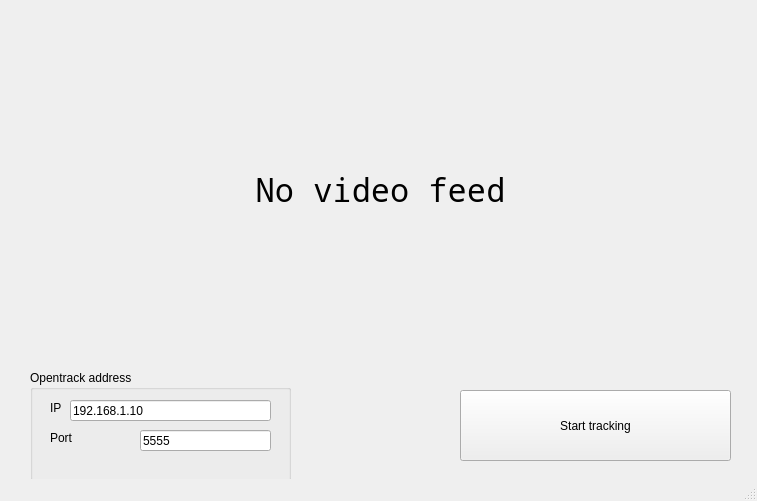
This is Client/src/view/MainWindow.ui in AIRLegend/aitrack as Qt 5 draws it before an edit. The edited form follows.
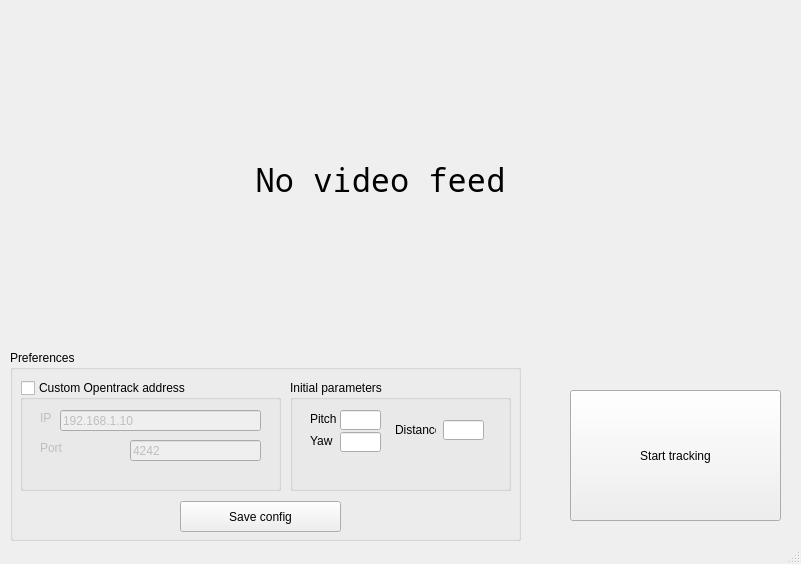
This is the edited form.

Diff of the .ui file:
```diff
--- a/Client/src/view/MainWindow.ui
+++ b/Client/src/view/MainWindow.ui
@@ -6,8 +6,8 @@
    <rect>
     <x>0</x>
     <y>0</y>
-    <width>757</width>
-    <height>501</height>
+    <width>801</width>
+    <height>564</height>
    </rect>
   </property>
   <property name="sizePolicy">
@@ -24,86 +24,21 @@
   </property>
   <property name="maximumSize">
    <size>
-    <width>757</width>
-    <height>501</height>
+    <width>804</width>
+    <height>800</height>
    </size>
   </property>
   <property name="windowTitle">
    <string>AITrack</string>
   </property>
   <widget class="QWidget" name="centralwidget">
-   <widget class="QGroupBox" name="sendGruoupbox">
-    <property name="geometry">
-     <rect>
-      <x>30</x>
-      <y>370</y>
-      <width>261</width>
-      <height>111</height>
-     </rect>
-    </property>
-    <property name="title">
-     <string>Opentrack address</string>
-    </property>
-    <widget class="QLineEdit" name="ipField">
-     <property name="geometry">
-      <rect>
-       <x>40</x>
-       <y>30</y>
-       <width>201</width>
-       <height>21</height>
-      </rect>
-     </property>
-     <property name="text">
-      <string>192.168.1.10</string>
-     </property>
-    </widget>
-    <widget class="QLabel" name="label">
-     <property name="geometry">
-      <rect>
-       <x>20</x>
-       <y>30</y>
-       <width>21</width>
-       <height>16</height>
-      </rect>
-     </property>
-     <property name="text">
-      <string>IP</string>
-     </property>
-    </widget>
-    <widget class="QLabel" name="label_2">
-     <property name="geometry">
-      <rect>
-       <x>20</x>
-       <y>60</y>
-       <width>81</width>
-       <height>16</height>
-      </rect>
-     </property>
-     <property name="text">
-      <string>Port</string>
-     </property>
-    </widget>
-    <widget class="QLineEdit" name="portField">
-     <property name="geometry">
-      <rect>
-       <x>110</x>
-       <y>60</y>
-       <width>131</width>
-       <height>21</height>
-      </rect>
-     </property>
-     <property name="text">
-      <string>5555</string>
-     </property>
-    </widget>
-   </widget>
    <widget class="QPushButton" name="trackBtn">
     <property name="geometry">
      <rect>
-      <x>460</x>
+      <x>570</x>
       <y>390</y>
-      <width>271</width>
-      <height>71</height>
+      <width>211</width>
+      <height>131</height>
      </rect>
     </property>
     <property name="sizePolicy">
@@ -120,7 +55,7 @@
     <property name="geometry">
      <rect>
       <x>190</x>
-      <y>40</y>
+      <y>30</y>
       <width>381</width>
       <height>301</height>
      </rect>
@@ -141,6 +76,212 @@
      <set>Qt::AlignCenter</set>
     </property>
    </widget>
+   <widget class="QGroupBox" name="prefsGroupbox">
+    <property name="geometry">
+     <rect>
+      <x>10</x>
+      <y>350</y>
+      <width>511</width>
+      <height>191</height>
+     </rect>
+    </property>
+    <property name="title">
+     <string>Preferences</string>
+    </property>
+    <widget class="QGroupBox" name="sendGroupbox">
+     <property name="enabled">
+      <bool>true</bool>
+     </property>
+     <property name="geometry">
+      <rect>
+       <x>10</x>
+       <y>30</y>
+       <width>261</width>
+       <height>111</height>
+      </rect>
+     </property>
+     <property name="title">
+      <string>Custom Opentrack address</string>
+     </property>
+     <property name="checkable">
+      <bool>true</bool>
+     </property>
+     <property name="checked">
+      <bool>false</bool>
+     </property>
+     <widget class="QLineEdit" name="ipField">
+      <property name="geometry">
+       <rect>
+        <x>40</x>
+        <y>30</y>
+        <width>201</width>
+        <height>21</height>
+       </rect>
+      </property>
+      <property name="acceptDrops">
+       <bool>false</bool>
+      </property>
+      <property name="toolTip">
+       <string>&lt;html&gt;&lt;head/&gt;&lt;body&gt;&lt;p&gt;IP address where Opentrack is running. Leave empty for using local PC IP address.&lt;/p&gt;&lt;/body&gt;&lt;/html&gt;</string>
+      </property>
+      <property name="whatsThis">
+       <string>asadf</string>
+      </property>
+      <property name="text">
+       <string>192.168.1.10</string>
+      </property>
+     </widget>
+     <widget class="QLabel" name="label">
+      <property name="geometry">
+       <rect>
+        <x>20</x>
+        <y>30</y>
+        <width>21</width>
+        <height>16</height>
+       </rect>
+      </property>
+      <property name="text">
+       <string>IP</string>
+      </property>
+     </widget>
+     <widget class="QLabel" name="label_2">
+      <property name="geometry">
+       <rect>
+        <x>20</x>
+        <y>60</y>
+        <width>81</width>
+        <height>16</height>
+       </rect>
+      </property>
+      <property name="text">
+       <string>Port</string>
+      </property>
+     </widget>
+     <widget class="QLineEdit" name="portField">
+      <property name="geometry">
+       <rect>
+        <x>110</x>
+        <y>60</y>
+        <width>131</width>
+        <height>21</height>
+       </rect>
+      </property>
+      <property name="text">
+       <string>4242</string>
+      </property>
+     </widget>
+    </widget>
+    <widget class="QGroupBox" name="paramsGroupBox">
+     <property name="geometry">
+      <rect>
+       <x>280</x>
+       <y>30</y>
+       <width>221</width>
+       <height>111</height>
+      </rect>
+     </property>
+     <property name="title">
+      <string>Initial parameters</string>
+     </property>
+     <widget class="QLineEdit" name="pitchField">
+      <property name="geometry">
+       <rect>
+        <x>50</x>
+        <y>30</y>
+        <width>41</width>
+        <height>20</height>
+       </rect>
+      </property>
+      <property name="text">
+       <string/>
+      </property>
+     </widget>
+     <widget class="QLabel" name="label_3">
+      <property name="geometry">
+       <rect>
+        <x>20</x>
+        <y>31</y>
+        <width>31</width>
+        <height>16</height>
+       </rect>
+      </property>
+      <property name="text">
+       <string>Pitch</string>
+      </property>
+     </widget>
+     <widget class="QLabel" name="label_4">
+      <property name="geometry">
+       <rect>
+        <x>20</x>
+        <y>53</y>
+        <width>31</width>
+        <height>16</height>
+       </rect>
+      </property>
+      <property name="text">
+       <string>Yaw</string>
+      </property>
+     </widget>
+     <widget class="QLineEdit" name="yawField">
+      <property name="geometry">
+       <rect>
+        <x>50</x>
+        <y>52</y>
+        <width>41</width>
+        <height>20</height>
+       </rect>
+      </property>
+      <property name="text">
+       <string/>
+      </property>
+     </widget>
+     <widget class="QLabel" name="label_8">
+      <property name="geometry">
+       <rect>
+        <x>105</x>
+        <y>40</y>
+        <width>41</width>
+        <height>20</height>
+       </rect>
+      </property>
+      <property name="text">
+       <string>Distance</string>
+      </property>
+     </widget>
+     <widget class="QLineEdit" name="distanceField">
+      <property name="geometry">
+       <rect>
+        <x>153</x>
+        <y>40</y>
+        <width>41</width>
+        <height>20</height>
+       </rect>
+      </property>
+      <property name="text">
+       <string/>
+      </property>
+     </widget>
+    </widget>
+    <widget class="QPushButton" name="saveBtn">
+     <property name="geometry">
+      <rect>
+       <x>170</x>
+       <y>151</y>
+       <width>161</width>
+       <height>31</height>
+      </rect>
+     </property>
+     <property name="sizePolicy">
+      <sizepolicy hsizetype="Fixed" vsizetype="Fixed">
+       <horstretch>0</horstretch>
+       <verstretch>0</verstretch>
+      </sizepolicy>
+     </property>
+     <property name="text">
+      <string>Save config</string>
+     </property>
+    </widget>
+   </widget>
   </widget>
   <widget class="QStatusBar" name="statusbar"/>
  </widget>
```
